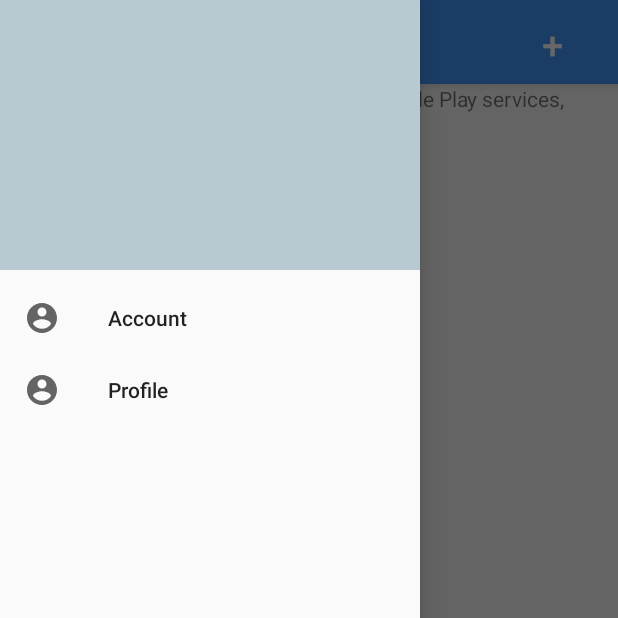
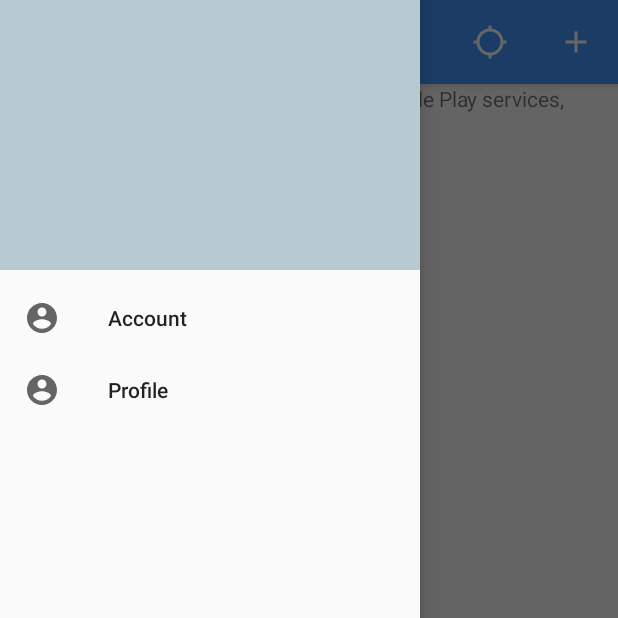
Before and after one commit to pcminh0505/covidzoneandroid, an Android app: the screen it shows after launch (MapsActivity), with the side drawer open, on a phone screen of 412 x 824 dp, the top half of it. Run offline under Robolectric (Android 15) with nearby library versions, the phone set to English and light mode, and no system bars.

```diff
--- a/app/build.gradle
+++ b/app/build.gradle
@@ -46,6 +46,11 @@ dependencies {
     implementation 'androidx.lifecycle:lifecycle-viewmodel-ktx:2.3.1'
     implementation 'androidx.navigation:navigation-fragment:2.3.5'
     implementation 'androidx.navigation:navigation-ui:2.3.5'
+    // Import the BoM for the Firebase platform
+    implementation platform('com.google.firebase:firebase-bom:29.0.2')
+    // Declare the dependency for the Firebase Authentication library
+    // When using the BoM, you don't specify versions in Firebase library dependencies
+    implementation 'com.google.firebase:firebase-auth'
     testImplementation 'junit:junit:4.+'
     androidTestImplementation 'androidx.test.ext:junit:1.1.3'
     androidTestImplementation 'androidx.test.espresso:espresso-core:3.4.0'
--- /dev/null
+++ b/app/src/main/res/drawable/ic_baseline_add_24.xml
@@ -0,0 +1,10 @@
+<vector xmlns:android="http://schemas.android.com/apk/res/android"
+    android:width="24dp"
+    android:height="24dp"
+    android:viewportWidth="24"
+    android:viewportHeight="24"
+    android:tint="?attr/colorControlNormal">
+  <path
+      android:fillColor="@android:color/white"
+      android:pathData="M19,13h-6v6h-2v-6H5v-2h6V5h2v6h6v2z"/>
+</vector>
--- /dev/null
+++ b/app/src/main/res/drawable/ic_baseline_location_searching_24.xml
@@ -0,0 +1,10 @@
+<vector xmlns:android="http://schemas.android.com/apk/res/android"
+    android:width="24dp"
+    android:height="24dp"
+    android:viewportWidth="24"
+    android:viewportHeight="24"
+    android:tint="?attr/colorControlNormal">
+  <path
+      android:fillColor="@android:color/white"
+      android:pathData="M20.94,11c-0.46,-4.17 -3.77,-7.48 -7.94,-7.94V1h-2v2.06C6.83,3.52 3.52,6.83 3.06,11H1v2h2.06c0.46,4.17 3.77,7.48 7.94,7.94V23h2v-2.06c4.17,-0.46 7.48,-3.77 7.94,-7.94H23v-2h-2.06zM12,19c-3.87,0 -7,-3.13 -7,-7s3.13,-7 7,-7 7,3.13 7,7 -3.13,7 -7,7z"/>
+</vector>
--- a/app/src/main/res/layout/activity_maps.xml
+++ b/app/src/main/res/layout/activity_maps.xml
@@ -32,20 +32,31 @@
                     map:layout_constraintTop_toTopOf="parent"
                     map:popupTheme="@style/ThemeOverlay.AppCompat.Light" />
 
-                <Button
+                <ImageButton
                     android:id="@+id/add_site_button"
                     android:layout_width="wrap_content"
                     android:layout_height="wrap_content"
                     android:background="@android:color/transparent"
-                    android:text="+"
-                    android:textAlignment="center"
-                    android:textSize="25sp"
+                    android:src="@drawable/ic_baseline_add_24"
                     map:layout_constraintBottom_toBottomOf="parent"
                     map:layout_constraintEnd_toEndOf="parent"
-                    map:layout_constraintHorizontal_bias="1.0"
+                    map:layout_constraintHorizontal_bias="0.958"
                     map:layout_constraintStart_toStartOf="@+id/toolbar"
-                    map:layout_constraintTop_toTopOf="parent"
-                    map:layout_constraintVertical_bias="0.666" />
+                    map:layout_constraintTop_toTopOf="parent" />
+
+                <ImageButton
+                    android:id="@+id/search_site_button"
+                    android:layout_width="wrap_content"
+                    android:layout_height="wrap_content"
+                    android:background="@android:color/transparent"
+                    android:gravity="center"
+                    android:src="@drawable/ic_baseline_location_searching_24"
+                    android:textAlignment="center"
+                    map:layout_constraintBottom_toBottomOf="parent"
+                    map:layout_constraintEnd_toEndOf="parent"
+                    map:layout_constraintHorizontal_bias="0.811"
+                    map:layout_constraintStart_toStartOf="@+id/toolbar"
+                    map:layout_constraintTop_toTopOf="parent" />
             </androidx.constraintlayout.widget.ConstraintLayout>
 
         </com.google.android.material.appbar.AppBarLayout>
--- a/app/src/main/res/layout/activity_register_zone.xml
+++ b/app/src/main/res/layout/activity_register_zone.xml
@@ -144,7 +144,7 @@
                 android:fontFamily="@font/roboto"
                 android:gravity="center_vertical"
                 android:textStyle="bold"
-                android:text="Street"
+                android:text="Number and Street"
                 android:textSize="25sp" />
 
             <EditText
```
Also changed, not shown: app/src/main/java/com/example/covidquarantinemanagement/Activity/MapsActivity.java (+31 -17 lines), app/src/main/java/com/example/covidquarantinemanagement/Activity/RegisterZoneActivity.java (+46 -27 lines).
